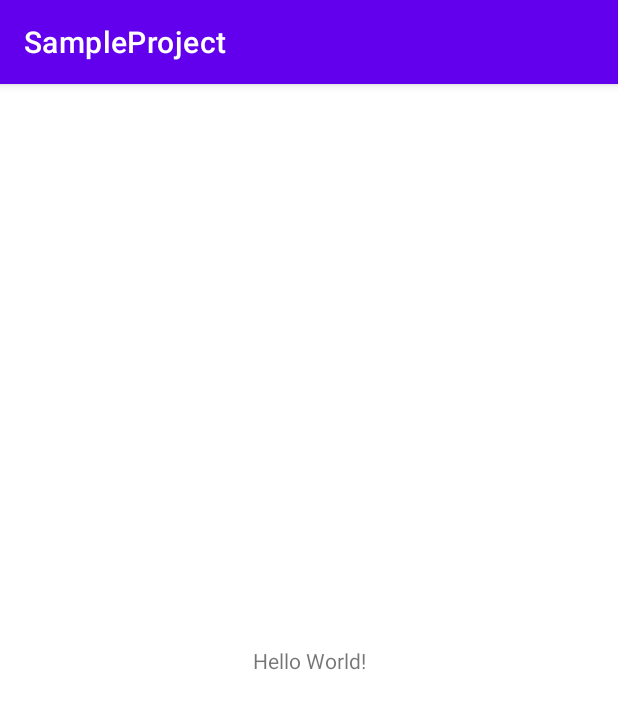
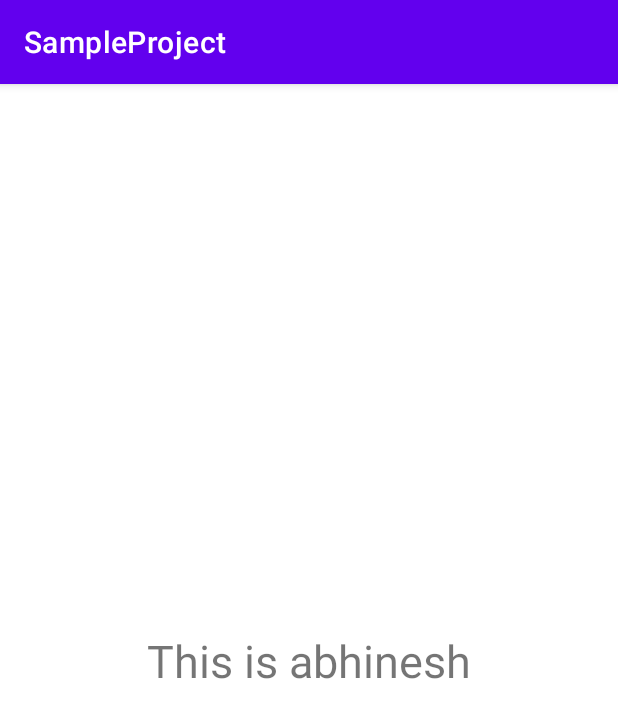
Before and after one commit to abhineshchandra1234/sample_project, an Android app: the screen it shows after launch (MainActivity), on a phone screen of 412 x 824 dp. Shown: the top 718 px of the screen. Run offline under Robolectric (Android 15) with nearby library versions, the phone set to English and light mode, and no system bars.

Commit message:
second commit

```diff
--- a/SampleProject/app/src/main/res/layout/activity_main.xml
+++ b/SampleProject/app/src/main/res/layout/activity_main.xml
@@ -9,10 +9,11 @@
     <TextView
         android:layout_width="wrap_content"
         android:layout_height="wrap_content"
-        android:text="Hello World!"
+        android:text="This is abhinesh"
         app:layout_constraintBottom_toBottomOf="parent"
         app:layout_constraintLeft_toLeftOf="parent"
         app:layout_constraintRight_toRightOf="parent"
+        android:textSize="30sp"
         app:layout_constraintTop_toTopOf="parent" />
 
 </androidx.constraintlayout.widget.ConstraintLayout>
```
